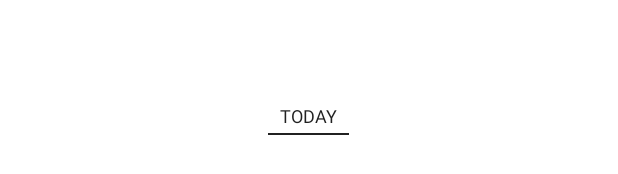
After one commit to teamGOTZ/GOTZAndroid, an Android app: the layout custom_today_button.xml on its own in the app's theme, with its tools: preview values and no code run, on a phone screen of 412 x 824 dp. The commit adds this screen. Shown: the part 499-673 px from the top of the screen. Run offline under Robolectric (Android 15) with nearby library versions, the phone set to English and light mode, and no system bars.

Commit message:
Feat: MainActivity 레이아웃 작업

```diff
--- a/presentation/src/main/AndroidManifest.xml
+++ b/presentation/src/main/AndroidManifest.xml
@@ -2,7 +2,8 @@
 <manifest xmlns:android="http://schemas.android.com/apk/res/android"
     package="com.gotz.presentation">
 
-    <application>
+    <application
+        android:theme="@style/Theme.WGPGkt">
         <activity android:name=".view.main.MainActivity" android:exported="true"/>
         <activity android:name=".view.splash.SplashActivity" android:exported="true">
             <intent-filter>
--- a/presentation/src/main/java/com/gotz/presentation/base/BaseActivity.kt
+++ b/presentation/src/main/java/com/gotz/presentation/base/BaseActivity.kt
@@ -25,11 +25,14 @@ abstract class BaseActivity<T: ViewDataBinding>(@LayoutRes val layoutResID: Int)
         getSystemService(Context.INPUT_METHOD_SERVICE)
 
         onCreate()
+        initView()
         initNavigation()
         initObserver()
     }
 
     abstract fun onCreate()
+
+    open fun initView(){}
 
     open fun initNavigation(){}
 
--- a/presentation/src/main/java/com/gotz/presentation/view/onboarding/OnboardingViewModel.kt
+++ b/presentation/src/main/java/com/gotz/presentation/view/onboarding/OnboardingViewModel.kt
@@ -4,7 +4,7 @@ import android.annotation.SuppressLint
 import android.util.Log
 import androidx.lifecycle.LiveData
 import androidx.lifecycle.MutableLiveData
-import com.gotz.domain.usecase.user.InsertNameUseCase
+import com.gotz.domain.usecase.user.CreateNameUseCase
 import com.gotz.domain.usecase.user.ReadSingleNameUseCase
 import com.gotz.presentation.base.BaseViewModel
 import com.gotz.presentation.util.Event
@@ -17,7 +17,7 @@ import io.reactivex.rxkotlin.subscribeBy
 import io.reactivex.schedulers.Schedulers
 
 class OnboardingViewModel(
-    private val insertNameUseCase: InsertNameUseCase
+    private val insertNameUseCase: CreateNameUseCase
 ): BaseViewModel() {
 
     private var _btnClickEvent = MutableLiveData<Event<Boolean>>()
--- /dev/null
+++ b/presentation/src/main/res/layout/custom_today_button.xml
@@ -0,0 +1,30 @@
+<?xml version="1.0" encoding="utf-8"?>
+<androidx.constraintlayout.widget.ConstraintLayout
+    xmlns:android="http://schemas.android.com/apk/res/android"
+    android:layout_width="match_parent"
+    android:layout_height="match_parent"
+    xmlns:app="http://schemas.android.com/apk/res-auto">
+
+    <LinearLayout
+        android:layout_width="match_parent"
+        android:layout_height="wrap_content"
+        android:orientation="vertical"
+        android:gravity="center"
+        app:layout_constraintTop_toTopOf="parent"
+        app:layout_constraintBottom_toBottomOf="parent"
+        app:layout_constraintLeft_toLeftOf="parent"
+        app:layout_constraintRight_toRightOf="parent">
+        <TextView
+            android:id="@+id/tv_custom_today_button"
+            android:layout_width="wrap_content"
+            android:layout_height="wrap_content"
+            style="@style/Text12Regular"
+            android:text="@string/string_today"/>
+        <View
+            android:layout_width="54dp"
+            android:layout_height="1dp"
+            android:background="@color/black_900"
+            android:layout_marginTop="3dp" />
+    </LinearLayout>
+
+</androidx.constraintlayout.widget.ConstraintLayout>
--- a/presentation/src/main/res/values/strings.xml
+++ b/presentation/src/main/res/values/strings.xml
@@ -1,6 +1,8 @@
 <resources>
 
+    <string name="string_today">TODAY</string>
     <string name="string_next">다음</string>
+    <string name="string_btn_text_calendar">캘린더</string>
 <!--    Onboarding-->
     <string name="string_onboarding_intro">WEDID과 함께\n당신의 다음을 기록하세요</string>
 
```
Also changed, not shown: presentation/src/main/java/com/gotz/presentation/custom/CustomTodayButton.kt (added, +19 -0 lines), presentation/src/main/java/com/gotz/presentation/view/calendar/CalendarFragment.kt (added, +19 -0 lines), presentation/src/main/java/com/gotz/presentation/view/home/HomeFragment.kt (added, +19 -0 lines), presentation/src/main/java/com/gotz/presentation/view/main/MainActivity.kt (+19 -0 lines), presentation/src/main/java/com/gotz/presentation/view/main/MainViewPageAdapter.kt (added, +29 -0 lines), presentation/src/main/res/layout/activity_main.xml (+45 -5 lines), presentation/src/main/res/layout/fragment_calendar.xml (added, +13 -0 lines), presentation/src/main/res/layout/fragment_home.xml (added, +13 -0 lines), presentation/src/main/res/menu/bottom_navigation_menu.xml (added, +15 -0 lines).
